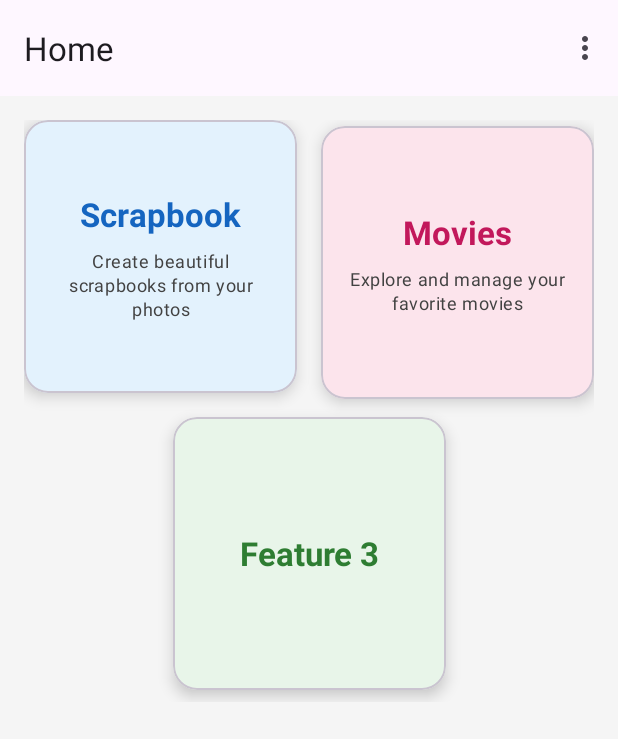
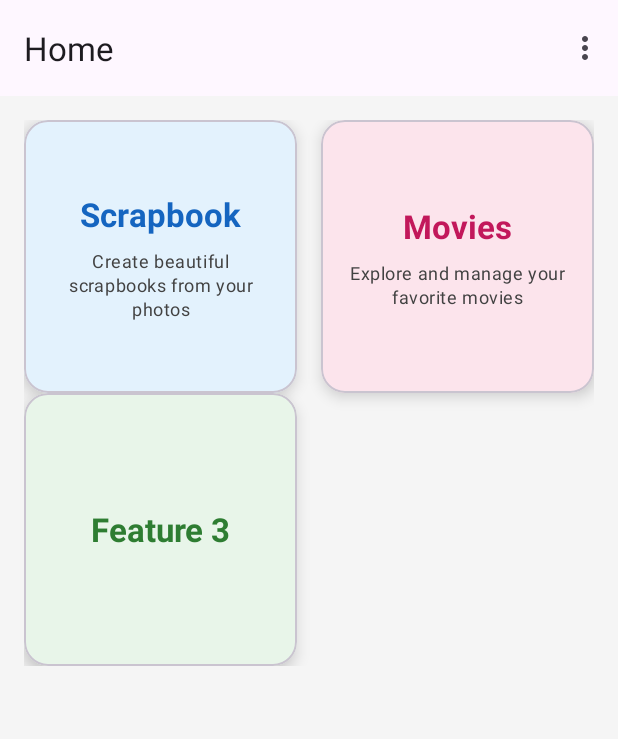
Before and after one commit to Exterminator11/Csci_ASP, an Android app: the screen it shows after launch (MainActivity), on a phone screen of 412 x 824 dp. Shown: the top 739 px of the screen. Run offline under Robolectric (Android 15) with nearby library versions, the light colour scheme and no system bars; our stand-ins replace navigation-ui.

Commit message:
partially implemented place detection, added new view for places&routes

```diff
--- a/app/build.gradle.kts
+++ b/app/build.gradle.kts
@@ -52,6 +52,9 @@ dependencies {
     implementation(libs.androidx.lifecycle.runtime.ktx)
     implementation(libs.androidx.recyclerview)
     implementation(libs.androidx.activity.ktx)
+    implementation(libs.androidx.exifinterface)
+    implementation(libs.play.services.maps)
+
     testImplementation(libs.junit)
     androidTestImplementation(libs.androidx.junit)
     androidTestImplementation(libs.androidx.espresso.core)
--- a/app/src/main/java/com/example/csci_asp/HomeFragment.kt
+++ b/app/src/main/java/com/example/csci_asp/HomeFragment.kt
@@ -35,6 +35,10 @@ class HomeFragment : Fragment() {
         binding.cardMovies.setOnClickListener {
             findNavController().navigate(R.id.action_home_to_movies)
         }
+
+        binding.cardPlaces.setOnClickListener {
+            findNavController().navigate(R.id.action_home_to_places)
+        }
     }
 
     override fun onDestroyView() {
--- a/app/src/main/res/layout/fragment_home.xml
+++ b/app/src/main/res/layout/fragment_home.xml
@@ -24,7 +24,7 @@
             app:cardBackgroundColor="#E3F2FD"
             app:cardCornerRadius="16dp"
             app:cardElevation="6dp"
-            app:layout_constraintBottom_toTopOf="@id/cardRow2_1"
+            app:layout_constraintBottom_toTopOf="@id/cardPlaces"
             app:layout_constraintDimensionRatio="1:1"
             app:layout_constraintEnd_toStartOf="@id/cardMovies"
             app:layout_constraintStart_toStartOf="parent"
@@ -73,13 +73,11 @@
             android:layout_width="0dp"
             android:layout_height="0dp"
             android:layout_marginStart="8dp"
-            android:layout_marginBottom="8dp"
             android:clickable="true"
             android:focusable="true"
             app:cardBackgroundColor="#FCE4EC"
             app:cardCornerRadius="16dp"
             app:cardElevation="6dp"
-            app:layout_constraintBottom_toTopOf="@id/cardRow2_1"
             app:layout_constraintDimensionRatio="1:1"
             app:layout_constraintEnd_toEndOf="parent"
             app:layout_constraintStart_toEndOf="@id/cardScrapbook"
@@ -123,21 +121,17 @@
 
         </com.google.android.material.card.MaterialCardView>
 
-        <!-- Feature 3 Card -->
+        <!-- Row 2 - Placeholder cards -->
         <com.google.android.material.card.MaterialCardView
-            android:id="@+id/cardRow2_1"
+            android:id="@+id/cardPlaces"
             android:layout_width="0dp"
             android:layout_height="0dp"
-            android:layout_marginTop="8dp"
-            android:layout_marginBottom="8dp"
             android:clickable="true"
             android:focusable="true"
             app:cardBackgroundColor="#E8F5E9"
             app:cardCornerRadius="16dp"
             app:cardElevation="6dp"
-            app:layout_constraintBottom_toBottomOf="parent"
             app:layout_constraintDimensionRatio="1:1"
-            app:layout_constraintEnd_toEndOf="parent"
             app:layout_constraintStart_toStartOf="parent"
             app:layout_constraintTop_toBottomOf="@id/cardScrapbook">
 
--- a/app/src/main/res/navigation/nav_graph.xml
+++ b/app/src/main/res/navigation/nav_graph.xml
@@ -18,6 +18,9 @@
         <action
             android:id="@+id/action_home_to_movies"
             app:destination="@id/MoviesFragment" />
+        <action
+            android:id="@+id/action_home_to_places"
+            app:destination="@id/PlaceFragment" />
     </fragment>
 
     <fragment
@@ -31,4 +34,9 @@
         android:name="com.example.csci_asp.movies.MoviesFragment"
         android:label="@string/movies_heading"
         tools:layout="@layout/fragment_movies" />
+    <fragment
+        android:id="@+id/PlaceFragment"
+        android:name="com.example.csci_asp.places.PlaceFragment"
+        android:label="fragment_places"
+        tools:layout="@layout/fragment_places" />
 </navigation>
--- a/app/src/main/res/values/strings.xml
+++ b/app/src/main/res/values/strings.xml
@@ -56,4 +56,6 @@
     <string name="music_clip_mellow_description">Mellow music</string>
     <string name="music_clip_playful">Playful</string>
     <string name="music_clip_playful_description">Playful music</string>
+    <!-- TODO: Remove or change this placeholder text -->
+    <string name="hello_blank_fragment">Hello blank fragment</string>
 </resources>
--- a/gradle/libs.versions.toml
+++ b/gradle/libs.versions.toml
@@ -15,6 +15,8 @@ lifecycleViewmodel = "2.8.4"
 lifecycleRuntime = "2.8.4"
 recyclerview = "1.3.2"
 activityKtx = "1.9.3"
+androidxExifinterface = "1.4.1"
+playServicesMaps = "19.2.0"
 
 [libraries]
 androidx-core-ktx = { group = "androidx.core", name = "core-ktx", version.ref = "coreKtx" }
@@ -31,6 +33,8 @@ androidx-lifecycle-viewmodel-ktx = { group = "androidx.lifecycle", name = "lifec
 androidx-lifecycle-runtime-ktx = { group = "androidx.lifecycle", name = "lifecycle-runtime-ktx", version.ref = "lifecycleRuntime" }
 androidx-recyclerview = { group = "androidx.recyclerview", name = "recyclerview", version.ref = "recyclerview" }
 androidx-activity-ktx = { group = "androidx.activity", name = "activity-ktx", version.ref = "activityKtx" }
+androidx-exifinterface = { group = "androidx.exifinterface", name = "exifinterface", version.ref = "androidxExifinterface" }
+play-services-maps = { module = "com.google.android.gms:play-services-maps", version.ref = "playServicesMaps" }
 
 [plugins]
 android-application = { id = "com.android.application", version.ref = "agp" }
```
Also changed, not shown: app/src/main/java/com/example/csci_asp/places/PhotoLocation.kt (added, +43 -0 lines), app/src/main/java/com/example/csci_asp/places/PlacesFragment.kt (added, +60 -0 lines), app/src/main/res/layout/fragment_places.xml (added, +14 -0 lines).
